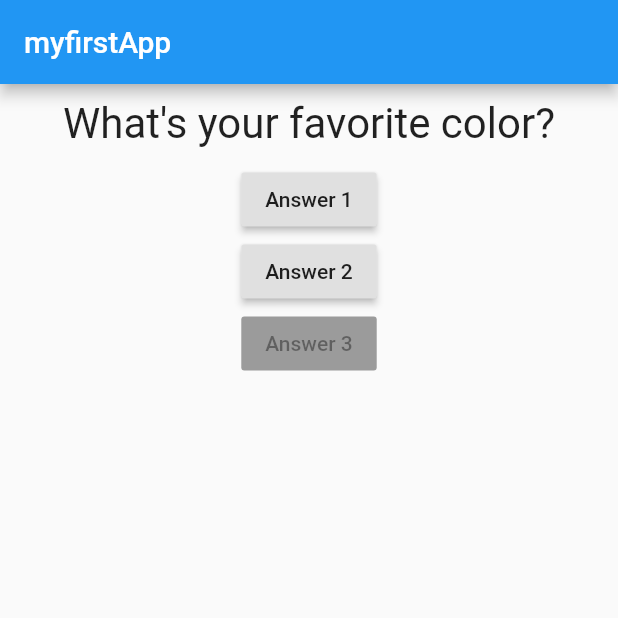
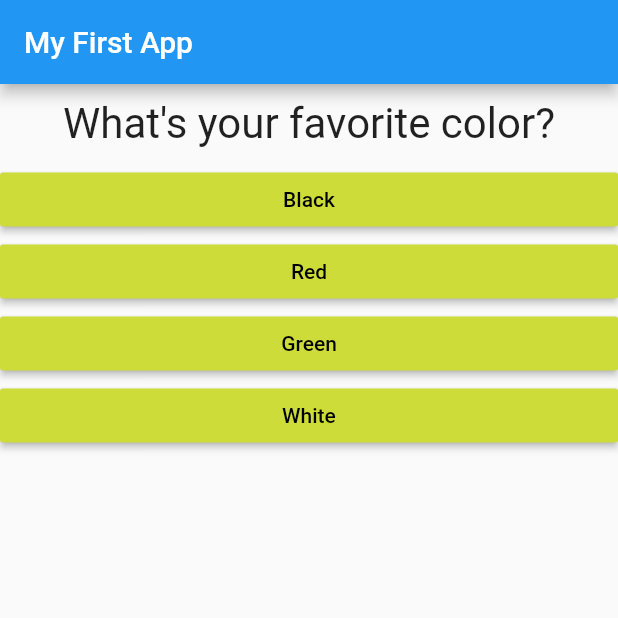
Before and after one commit to ibush100/PersonalityApp, a Flutter app: the screen it shows after launch, on a phone screen of 412 x 824 dp, the top half of it. Run offline on Flutter 3.47's test engine with Material 2 defaults, Android fonts, the phone set to English and light mode, and no system bars.

```diff
--- /dev/null
+++ b/lib/answer.dart
@@ -0,0 +1,22 @@
+import 'package:flutter/material.dart';
+
+import 'main.dart';
+
+
+class Answer extends StatelessWidget {
+  final Function selectHandler;
+  final String answerText;
+
+  Answer(this.selectHandler, this.answerText);
+  @override
+  Widget build(BuildContext context) {
+    return Container(
+      width: double.infinity,
+      child:  RaisedButton (
+        color: Colors.lime,
+        textColor: Colors.black,
+        child: Text(answerText),
+        onPressed: selectHandler,)
+    );
+  }
+}
--- a/lib/main.dart
+++ b/lib/main.dart
@@ -1,12 +1,11 @@
 import 'package:flutter/material.dart';
 
 import './question.dart';
+import './answer.dart';
 
-void main () => runApp(MyApp());
+void main() => runApp(MyApp());
 
-
-class MyApp extends  StatefulWidget{
-
+class MyApp extends StatefulWidget {
   @override
   State<StatefulWidget> createState() {
     // TODO: implement createState
@@ -14,35 +13,49 @@ class MyApp extends  StatefulWidget{
   }
 }
 
+class _MyAppState extends State<MyApp> {
+  var _questionIndex = 0;
 
-  class _MyAppState extends State <MyApp>{
-var questionIndex = 0;
-void answerQuestion() {
+  void _answerQuestion() {
     setState(() {
-    questionIndex = questionIndex + 1;
+      _questionIndex = _questionIndex + 1;
     });
-  print(questionIndex);
+    print(_questionIndex);
   }
 
   @override
   Widget build(BuildContext context) {
     var questions = [
-      'What\'s your favorite color?',
-      'What\'s your favorite animal?',
+      {
+        'questionText': 'What\'s your favorite color?',
+        'answers': ['Black', 'Red', 'Green', 'White'],
+      },
+      {
+        'questionText': 'What\'s your favorite animal?',
+        'answers': ['Rabbit', 'Snake', 'Elephant', 'Lion'],
+      },
+      {
+        'questionText': 'Who\'s your favorite instructor?',
+        'answers': ['Max', 'Max', 'Max', 'Max'],
+      },
     ];
-
-    // TODO: implement build
-    return MaterialApp(home: Scaffold(
-      appBar: AppBar(title: Text('myfirstApp'),),
+    return MaterialApp(
+      home: Scaffold(
+        appBar: AppBar(
+          title: Text('My First App'),
+        ),
         body: Column(
-        children:[
-          Question(questions[questionIndex]),
-          RaisedButton (child: Text('Answer 1'), onPressed: answerQuestion,),
-         RaisedButton (child: Text('Answer 2'), onPressed: () => print('answer 2')),
-         RaisedButton (child: Text('Answer 3'),onPressed: null)
-        ],)
-
-
-    ),);
+          children: [
+            Question(
+              questions[_questionIndex]['questionText'],
+            ),
+            ...(questions[_questionIndex]['answers'] as List<String>)
+                .map((answer) {
+              return Answer(_answerQuestion, answer);
+            }).toList()
+          ],
+        ),
+      ),
+    );
   }
 }
--- a/pubspec.yaml
+++ b/pubspec.yaml
@@ -14,7 +14,7 @@ description: A new Flutter application.
 version: 1.0.0+1
 
 environment:
-  sdk: ">=2.1.0 <3.0.0"
+  sdk: ">=2.2.2 <3.0.0"
 
 dependencies:
   flutter:
```
Lines whose indentation alone changed are shown as unchanged.
